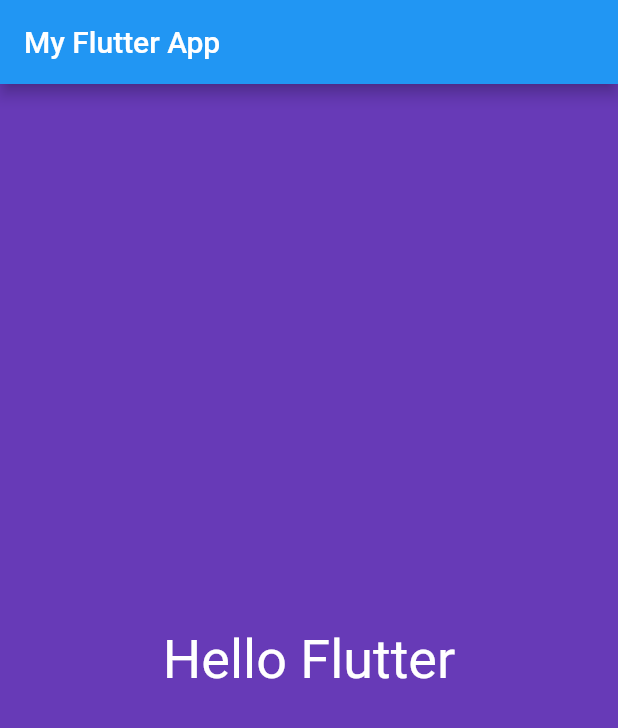
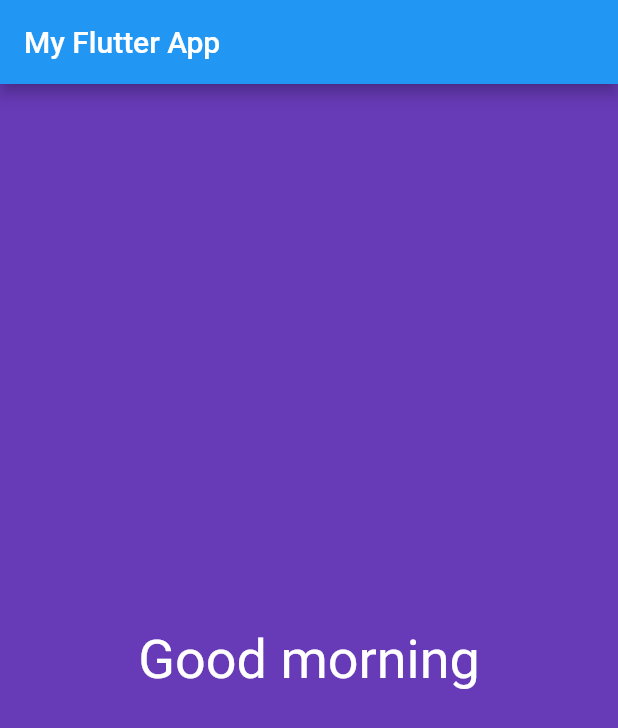
Before and after one commit to nipunu/flutterhello, a Flutter app: the screen it shows after launch, on a phone screen of 412 x 824 dp. Shown: the top 728 px of the screen. Run offline on Flutter 3.47's test engine with Material 2 defaults, Android fonts, the phone set to English and light mode, and no system bars.

Commit message:
added the sayHello function to home.dart file

```diff
--- a/lib/helloFluterApp.dart
+++ b/lib/helloFluterApp.dart
@@ -1,7 +1,7 @@
 
 import 'package:flutter/material.dart';
 import 'package:hello_flutter/screens/home.dart';
-
+//this is the helloFlutterApp
 class HelloFlutterApp extends StatelessWidget{
   @override
   Widget build(BuildContext context) {
--- a/lib/screens/home.dart
+++ b/lib/screens/home.dart
@@ -7,7 +7,7 @@ class home extends StatelessWidget{
         color: Colors.deepPurple,
         child: Center(
           child: Text(
-            "Hello Flutter",
+            sayHello(),
             textDirection: TextDirection.ltr,
             style: TextStyle(color: Colors.white, fontSize: 36.0),
           ),
@@ -15,4 +15,23 @@ class home extends StatelessWidget{
       );
   }
 
+  String sayHello(){
+    String hello;
+    DateTime now  = new DateTime.now();
+    int hour = now.hour;
+
+    if(hour < 12 ){
+      hello = "Good morning";
+    }
+    else if(hour < 18){
+      hello = "Good afternoon";
+    }
+    else{
+      hello = "Good evening";
+    }
+
+    return hello;
+
+  }
+
 }
```
